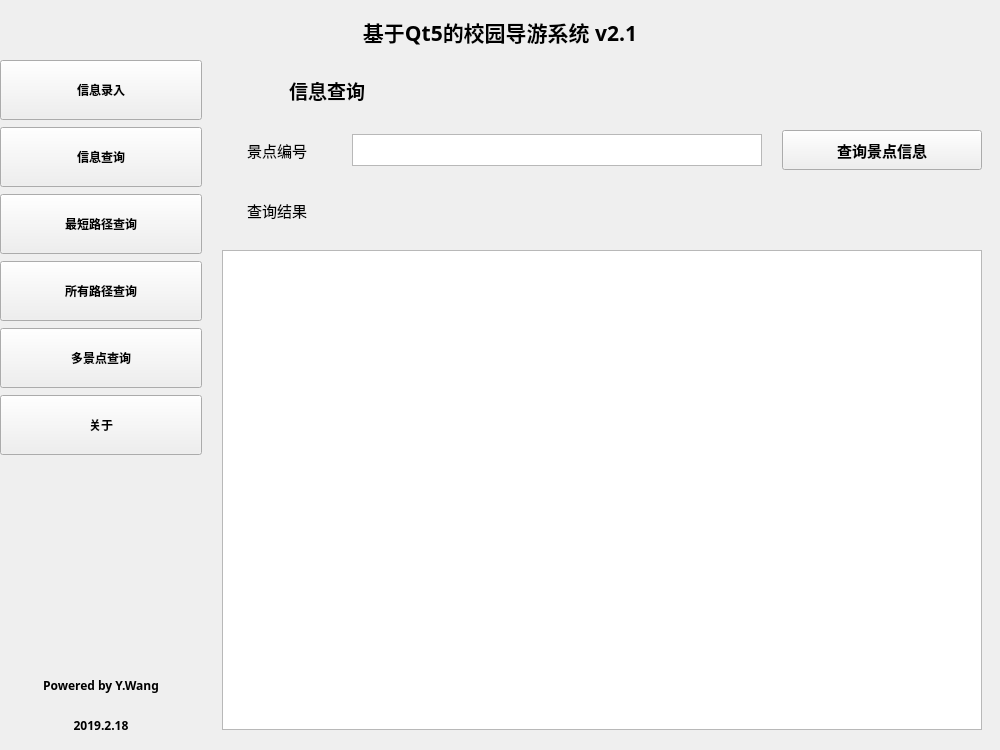
iamywang/Campus-Guide-System, file GuideWindow.ui: the form before one commit.
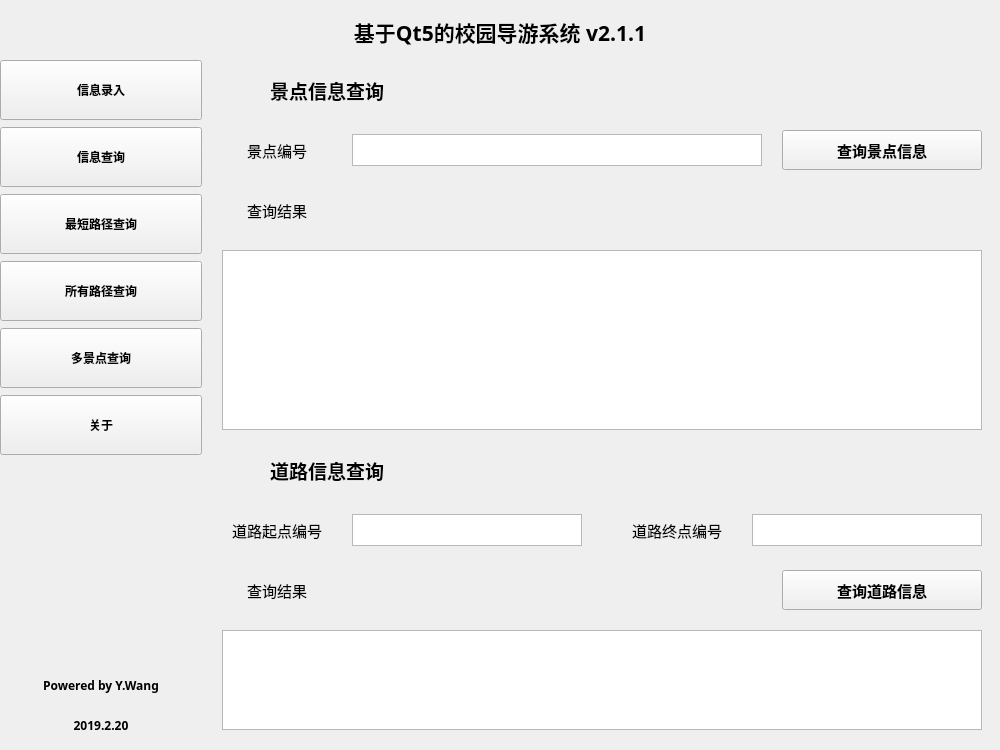
The form after the commit. The open tabs and pages were chosen to show the change. Icons and pictures are not drawn.

Commit message: add path info search function

Diff of the .ui file:
```diff
--- a/GuideWindow.ui
+++ b/GuideWindow.ui
@@ -16,6 +16,11 @@
     <height>750</height>
    </size>
   </property>
+  <property name="font">
+   <font>
+    <family>微软雅黑</family>
+   </font>
+  </property>
   <property name="windowTitle">
    <string>基于Qt5的校园导游系统 v2.1</string>
   </property>
@@ -48,7 +53,7 @@
      </font>
     </property>
     <property name="text">
-     <string>基于Qt5的校园导游系统 v2.1</string>
+     <string>基于Qt5的校园导游系统 v2.1.1</string>
     </property>
     <property name="alignment">
      <set>Qt::AlignCenter</set>
@@ -318,7 +323,7 @@
         </font>
        </property>
        <property name="text">
-        <string>2019.2.18</string>
+        <string>2019.2.20</string>
        </property>
        <property name="scaledContents">
         <bool>false</bool>
@@ -731,7 +736,7 @@
        </font>
       </property>
       <property name="text">
-       <string>信息查询</string>
+       <string>景点信息查询</string>
       </property>
       <property name="alignment">
        <set>Qt::AlignCenter</set>
@@ -794,7 +799,7 @@
         <x>20</x>
         <y>180</y>
         <width>760</width>
-        <height>480</height>
+        <height>180</height>
        </rect>
       </property>
      </widget>
@@ -819,6 +824,143 @@
        <set>Qt::AlignCenter</set>
       </property>
      </widget>
+     <widget class="QLabel" name="search_title_2">
+      <property name="geometry">
+       <rect>
+        <x>0</x>
+        <y>380</y>
+        <width>250</width>
+        <height>40</height>
+       </rect>
+      </property>
+      <property name="font">
+       <font>
+        <family>微软雅黑</family>
+        <pointsize>14</pointsize>
+        <weight>75</weight>
+        <bold>true</bold>
+       </font>
+      </property>
+      <property name="text">
+       <string>道路信息查询</string>
+      </property>
+      <property name="alignment">
+       <set>Qt::AlignCenter</set>
+      </property>
+     </widget>
+     <widget class="QLabel" name="search_label_3">
+      <property name="geometry">
+       <rect>
+        <x>0</x>
+        <y>440</y>
+        <width>150</width>
+        <height>40</height>
+       </rect>
+      </property>
+      <property name="font">
+       <font>
+        <pointsize>11</pointsize>
+       </font>
+      </property>
+      <property name="text">
+       <string>道路起点编号</string>
+      </property>
+      <property name="alignment">
+       <set>Qt::AlignCenter</set>
+      </property>
+     </widget>
+     <widget class="QLabel" name="search_label_4">
+      <property name="geometry">
+       <rect>
+        <x>400</x>
+        <y>440</y>
+        <width>150</width>
+        <height>40</height>
+       </rect>
+      </property>
+      <property name="font">
+       <font>
+        <pointsize>11</pointsize>
+       </font>
+      </property>
+      <property name="text">
+       <string>道路终点编号</string>
+      </property>
+      <property name="alignment">
+       <set>Qt::AlignCenter</set>
+      </property>
+     </widget>
+     <widget class="QTextEdit" name="search_text_3">
+      <property name="geometry">
+       <rect>
+        <x>150</x>
+        <y>444</y>
+        <width>230</width>
+        <height>32</height>
+       </rect>
+      </property>
+     </widget>
+     <widget class="QTextEdit" name="search_text_4">
+      <property name="geometry">
+       <rect>
+        <x>550</x>
+        <y>444</y>
+        <width>230</width>
+        <height>32</height>
+       </rect>
+      </property>
+     </widget>
+     <widget class="QPushButton" name="search_button_2">
+      <property name="geometry">
+       <rect>
+        <x>580</x>
+        <y>500</y>
+        <width>200</width>
+        <height>40</height>
+       </rect>
+      </property>
+      <property name="font">
+       <font>
+        <pointsize>11</pointsize>
+        <weight>75</weight>
+        <bold>true</bold>
+       </font>
+      </property>
+      <property name="text">
+       <string>查询道路信息</string>
+      </property>
+     </widget>
+     <widget class="QLabel" name="search_label_5">
+      <property name="geometry">
+       <rect>
+        <x>0</x>
+        <y>500</y>
+        <width>150</width>
+        <height>40</height>
+       </rect>
+      </property>
+      <property name="font">
+       <font>
+        <pointsize>11</pointsize>
+       </font>
+      </property>
+      <property name="text">
+       <string>查询结果</string>
+      </property>
+      <property name="alignment">
+       <set>Qt::AlignCenter</set>
+      </property>
+     </widget>
+     <widget class="QTextEdit" name="search_text_5">
+      <property name="geometry">
+       <rect>
+        <x>20</x>
+        <y>560</y>
+        <width>760</width>
+        <height>100</height>
+       </rect>
+      </property>
+     </widget>
     </widget>
     <widget class="QWidget" name="page_3">
      <widget class="QLabel" name="road_title">
```
Left out of the diff: 27 changed lines with no effect on the pictures. The commit also changes 33 other files.
